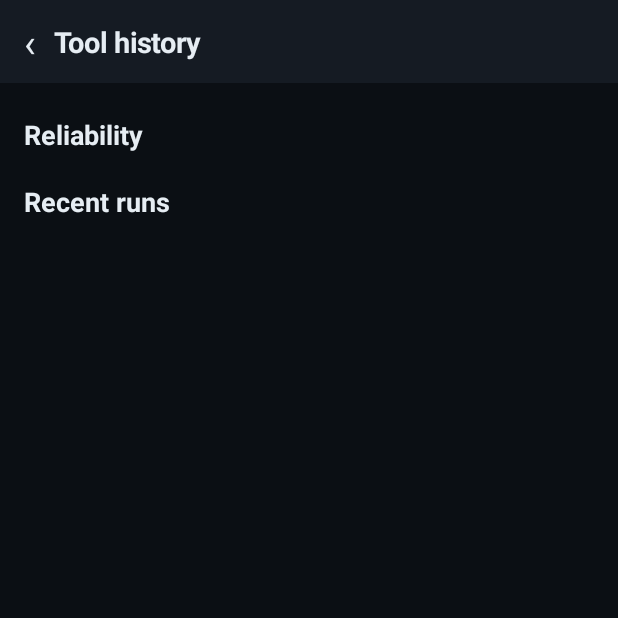
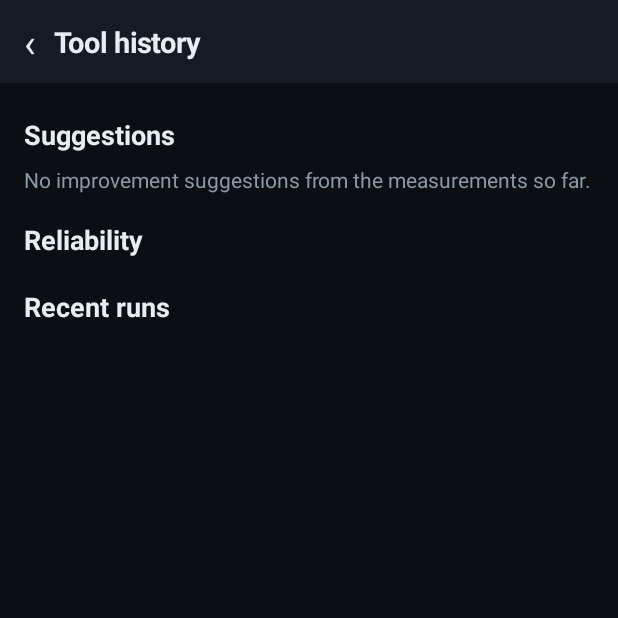
Before and after one commit to Ashtro10/Archivum-0x01, an Android app: the ToolHistoryActivity screen opened directly, with no data from a screen before it, on a phone screen of 412 x 824 dp, the top half of it. Run offline under Robolectric (Android 15) with nearby library versions, the phone set to English and light mode, and no system bars; network calls fail.

Commit message:
Settings register generator, improvement advisor, voice watchdog; test fixes
- docs/SETTINGS_REGISTER.md generated from the registry + JUnit results
  (178 settings, all with a passing verification test)
- JUnit 5 silently skipped a non-Unit test (contextLength): all runBlocking
  tests now declare Unit; a declared-vs-ran audit found no other gaps
- Deflake 'phone works without tablet' (TCP self-connect on freed port)
- ImprovementAdvisor turns tool reliability/perf into suggestions
- Voice session watchdog prevents a stuck turn if synthesis fails

Co-Authored-By: Claude Opus 5.5 <noreply@anthropic.com>
Claude-Session: https://claude.ai/code/session_01Rv9A3EdNVcPdQFriEqtyve

```diff
--- a/app/build.gradle.kts
+++ b/app/build.gradle.kts
@@ -148,6 +148,12 @@ tasks.test {
     systemProperty("robolectric.dependency.repo.url", "https://maven-central.storage-download.googleapis.com/maven2")
     systemProperty("robolectric.dependency.repo.id", "central-mirror")
     systemProperty("robolectric.logging.enabled", "true")
+    // Settings Implementation Register: generated after the core tests (whose results it reports).
+    dependsOn(":core:test")
+    systemProperty("clu.registerOut", rootProject.file("docs/SETTINGS_REGISTER.md").absolutePath)
+    systemProperty("clu.testResultDirs", listOf(project(":core").layout.buildDirectory.dir("test-results/test").get().asFile,
+        layout.buildDirectory.dir("test-results/test").get().asFile).joinToString(File.pathSeparator))
+    systemProperty("clu.buildInfo", "Version " + cluVersionName + ".")
     maxHeapSize = "3g"
     testLogging { events("failed"); exceptionFormat = org.gradle.api.tasks.testing.logging.TestExceptionFormat.FULL }
 }
--- a/app/src/main/kotlin/ai/clu/ui/OtherScreens.kt
+++ b/app/src/main/kotlin/ai/clu/ui/OtherScreens.kt
@@ -345,6 +345,12 @@ class ToolHistoryActivity : BaseActivity() {
     override fun onResume() {
         super.onResume()
         screen("Tool history") {
+            h1("Suggestions")
+            val sugg = ai.clu.core.diag.ImprovementAdvisor.suggestions(core.tools.reliability(), core.diag.perfSummary())
+            if (sugg.isEmpty()) p("No improvement suggestions from the measurements so far.")
+            sugg.forEach { sg -> card { p(sg.title, C.TEXT); p(sg.detail, C.MUTED, 12f)
+                sg.settingKey?.let { k -> ai.clu.core.config.Settings[k]?.let { d -> smallButton("Open ${d.category.title}") {
+                    startActivity(Intent(this@ToolHistoryActivity, SettingsCategoryActivity::class.java).putExtra("cat", d.category.name)) } } } } }
             h1("Reliability")
             core.tools.reliability().forEach { r -> p("${r.tool}: ${r.runs} runs, ${r.failures} failed${r.lastError?.let { " · last error: $it" } ?: ""}", if (r.failures > 0) C.WARN else C.MUTED, 12f) }
             h1("Recent runs")
--- a/app/src/main/kotlin/ai/clu/voice/VoiceSession.kt
+++ b/app/src/main/kotlin/ai/clu/voice/VoiceSession.kt
@@ -359,7 +359,10 @@ class VoiceSession(private val app: CluApp) {
                     else -> {}
                 }
             }
-            if (!out.busy && turn.state != TurnState.LISTENING) { turn.onResponseComplete(); publish() }
+            // Watchdog: if synthesis failed or produced no audio, don't leave the turn stuck in PROCESSING/SPEAKING.
+            val deadline = System.currentTimeMillis() + 120_000
+            while (out.busy && System.currentTimeMillis() < deadline) delay(100)
+            if (turn.state == TurnState.PROCESSING || turn.state == TurnState.SPEAKING) { turn.onResponseComplete(); publish() }
         }
     }
 
--- /dev/null
+++ b/core/src/main/kotlin/ai/clu/core/diag/ImprovementAdvisor.kt
@@ -0,0 +1,30 @@
+package ai.clu.core.diag
+
+import ai.clu.core.tools.ToolExecutor
+
+data class Suggestion(val title: String, val detail: String, val settingKey: String? = null)
+
+/**
+ * Foundation for safe self-improvement: turns measured tool reliability and performance into concrete suggestions.
+ * It never changes configuration by itself; the owner applies changes through settings (which are versioned and
+ * can be rolled back).
+ */
+object ImprovementAdvisor {
+    fun suggestions(reliability: List<ToolExecutor.Reliability>, perf: List<DiagnosticsLog.PerfSummary>): List<Suggestion> {
+        val out = mutableListOf<Suggestion>()
+        for (r in reliability) if (r.runs >= 3 && r.failures * 2 > r.runs) out += Suggestion(
+            "${r.tool} fails often (${r.failures}/${r.runs})",
+            "Last error: ${r.lastError ?: "unknown"}. Check its permissions/network settings, or disable it so Clu stops trying.",
+            "tool.${r.tool}.enabled")
+        fun avg(m: String) = perf.firstOrNull { it.metric == m }?.takeIf { it.count >= 3 }?.avg
+        avg("first_audio_ms")?.let { if (it > 2500) out += Suggestion("Spoken replies start slowly (avg ${"%.0f".format(it)} ms)",
+            "Keep \"Speak while generating\" on, choose a brief response length, or use a smaller model.", "voice.incremental") }
+        avg("tokens_per_s")?.let { if (it < 4.0) out += Suggestion("Text generation is slow (avg ${"%.1f".format(it)} tokens/s)",
+            "Try the 1.5B model, reduce the context length, or check thermal throttling in diagnostics.", "model.contextLength") }
+        avg("model_load_ms")?.let { if (it > 20_000) out += Suggestion("Model loading is slow (avg ${"%.0f".format(it / 1000)} s)",
+            "Keep \"Load model at start\" on and raise \"Unload when idle\" so the model stays ready.", "model.autoUnloadMin") }
+        avg("asr_finalize_ms")?.let { if (it > 800) out += Suggestion("Speech recognition finalises slowly (avg ${"%.0f".format(it)} ms)",
+            "Shorten the end-of-speech pause or close other heavy apps.", "voice.endSilenceMs") }
+        return out
+    }
+}
```
Also changed, not shown: core/src/main/kotlin/ai/clu/core/config/RegisterGenerator.kt (added, +72 -0 lines), 11 other files.
